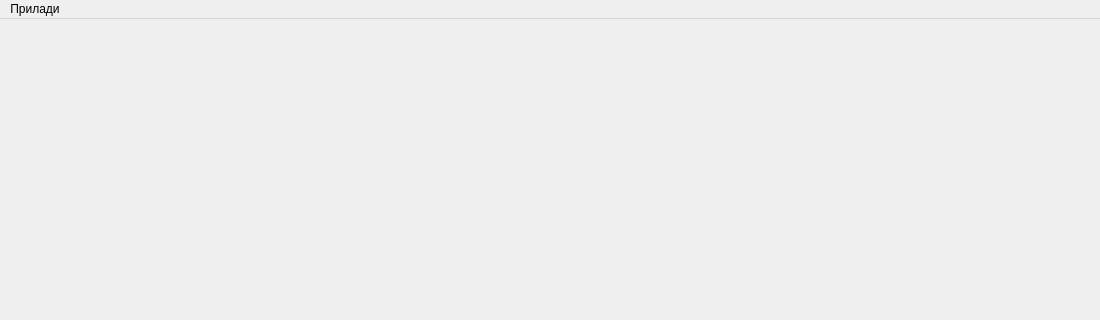
First picture: the form in _UI/main_window_form.ui, repository Miskiv-Andrew/wroc, before the edit; both pictures show x 0 to 1100 and y 0 to 320 of the 1100 by 800 pixel window.
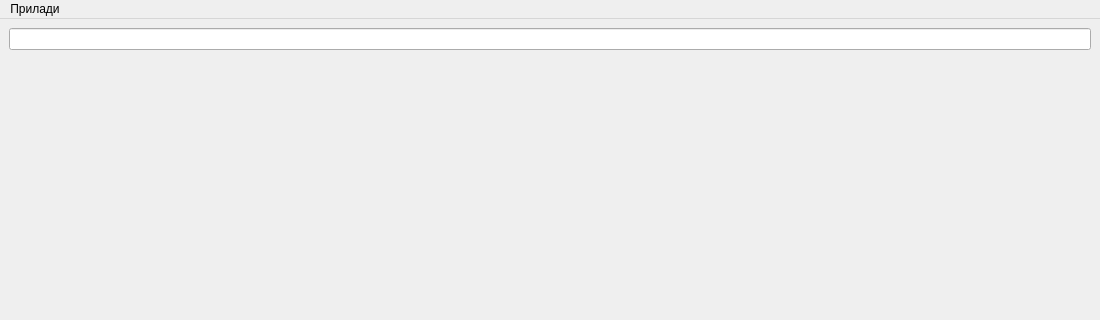
Second picture: the form after the edit.

```diff
--- a/_UI/main_window_form.ui
+++ b/_UI/main_window_form.ui
@@ -15,6 +15,9 @@
   </property>
   <widget class="QWidget" name="centralwidget">
    <layout class="QVBoxLayout" name="verticalLayout_2">
+    <item>
+     <widget class="QLineEdit" name="lineEdit"/>
+    </item>
     <item>
      <layout class="QVBoxLayout" name="verticalLayout">
       <item>
```
Left out of the diff: 5 changed lines with no effect on the pictures.
